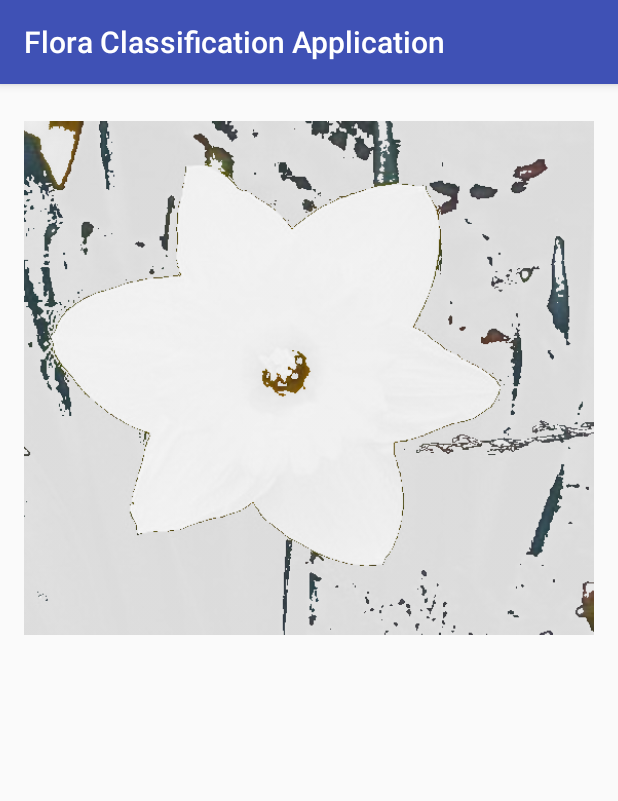
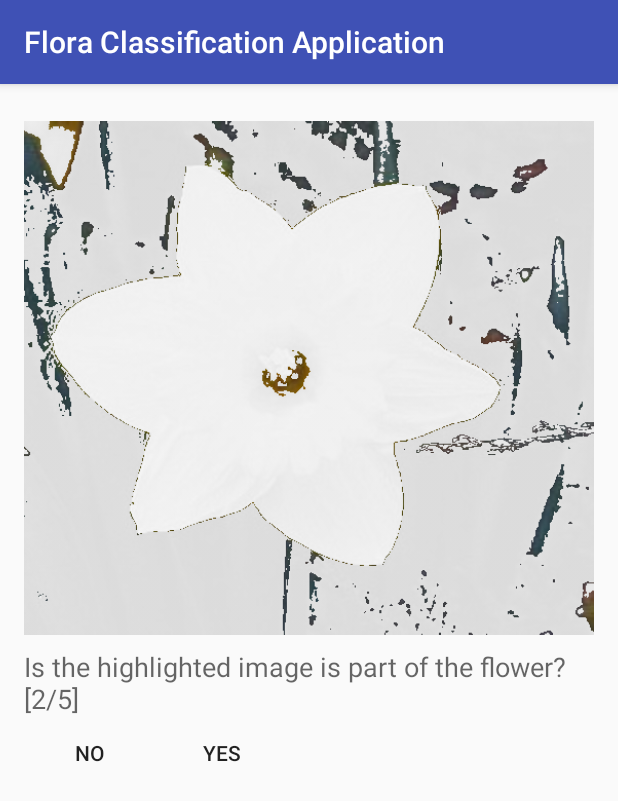
Before and after one commit to donmyrmi/floraclassificationapplication, an Android app: the screen it shows after launch (MainActivity), after a tap on "NO", on a phone screen of 412 x 824 dp. Shown: the top 801 px of the screen. Run offline under Robolectric (Android 15) with nearby library versions, the phone set to English and light mode, and no system bars.

Commit message:
Dialog as Activity
This was a failure.

```diff
--- a/app/src/main/java/com/sn/floraclassificationapplication/Flower.java
+++ b/app/src/main/java/com/sn/floraclassificationapplication/Flower.java
@@ -1,21 +1,21 @@
 package com.sn.floraclassificationapplication;
 
-import android.content.Context;
+import android.content.Intent;
 import android.graphics.Bitmap;
-import android.graphics.Color;
 import android.location.Location;
-import android.location.LocationManager;
 import android.support.v7.app.AppCompatActivity;
+import android.widget.ImageView;
+import android.widget.Toast;
 
 import com.sn.floraclassificationapplication.classifier.Classifier;
 import com.sn.floraclassificationapplication.classifier.Hu8Moments;
 import com.sn.floraclassificationapplication.classifier.RGBColorAverage;
 import com.sn.floraclassificationapplication.classifier.ShowValues;
+import com.sn.floraclassificationapplication.segmenter.ImageController;
 import com.sn.floraclassificationapplication.segmenter.SegmentationController;
+import java.util.ArrayList;
+import java.util.List;
 
-import java.util.ArrayList;
-import java.util.Calendar;
-import java.util.List;
 
 /**
  * Created by Nadav on 19-Nov-15.
@@ -29,19 +29,25 @@ public class Flower {
     private int color;
     private List<Location> locations;
     private int month;
-    private List<Classifier> classifiers;
-    Hu8Moments hu8MomentController = Hu8Moments.getInstance();
-    RGBColorAverage rgbColorAverage = RGBColorAverage.getInstance();
-    SegmentationController sm = SegmentationController.getInstance();
+    private Hu8Moments hu8MomentController = Hu8Moments.getInstance();
+    private RGBColorAverage rgbColorAverage = RGBColorAverage.getInstance();
+    private SegmentationController sm = SegmentationController.getInstance();
+    private ImageController ic = ImageController.getInstance();
     private static AppCompatActivity activity;
+    private ShowValues showValues;
 
-    public Flower(AppCompatActivity activity) {
-
+    public Flower(AppCompatActivity activity)  {
         locations = new ArrayList<Location>();
-        classifiers = new ArrayList<Classifier>();
+        //classifiers = new ArrayList<Classifier>();
         hu8Moments = new double[8];
         this.activity = activity;
+        sm = new SegmentationController();
         sm.setActivity(activity);
+        showValues = new ShowValues(activity, this);
+    }
+
+    public AppCompatActivity getActivity() {
+        return activity;
     }
 
     public int getId() {
@@ -73,7 +79,7 @@ public class Flower {
     }
 
     public void setFlowerImage(Bitmap flowerImage) {
-        this.flowerImage = flowerImage;
+        this.flowerImage = flowerImage.copy(flowerImage.getConfig(),true);
     }
 
     public void addLocation(Location location) {
@@ -103,7 +109,7 @@ public class Flower {
     }
 
     public void calcHu8Moments() {
-        this.hu8Moments = hu8MomentController.cal_moments(grayImage);
+        //this.hu8Moments = hu8MomentController.cal_moments(grayImage);
     }
 
     private void calcRGBAverages() {
@@ -111,17 +117,17 @@ public class Flower {
     }
 
     public void classify() {
-
-        calcHu8Moments();
+        setGrayImage(flowerImage);
+        hu8Moments = hu8MomentController.cal_moments(grayImage);
         calcRGBAverages();
-
-        ShowValues showValues = new ShowValues(activity, this);
+        Toast.makeText(activity, "Calculating...",Toast.LENGTH_LONG);
         showValues.show();
-
     }
 
+
+
     public void setGrayImage(Bitmap BWimage) {
-        this.grayImage = BWimage;
+        this.grayImage = BWimage.copy(BWimage.getConfig(),true);
     }
 
     public Bitmap getGrayImage() {
@@ -129,6 +135,6 @@ public class Flower {
     }
 
     public void segmentAndClassify() {
-        sm.segment(this);
+       sm.segment(this);
     }
 }
--- a/app/src/main/java/com/sn/floraclassificationapplication/classifier/Hu8Moments.java
+++ b/app/src/main/java/com/sn/floraclassificationapplication/classifier/Hu8Moments.java
@@ -2,8 +2,11 @@ package com.sn.floraclassificationapplication.classifier;
 
 import android.graphics.Bitmap;
 import android.graphics.Color;
+import android.support.v7.app.AppCompatActivity;
+import android.widget.ImageView;
 
 import com.sn.floraclassificationapplication.Flower;
+import com.sn.floraclassificationapplication.R;
 
 /**
  * Created by Nadav on 19-Nov-15.
@@ -17,6 +20,7 @@ public class Hu8Moments{
 
     public double[] cal_moments(Bitmap bi) {
         double[] moments = new double[8];
+
         Cent cent = new Cent(bi);
 
         int h = bi.getHeight();
@@ -48,6 +52,7 @@ public class Hu8Moments{
         moments[7] = scl[1][1] * ( Math.pow((scl[3][0] + scl[1][2] ),2) - Math.pow((scl[0][3] + scl[2][1]),2) ) - (scl[2][0] - scl[0][2]) * (scl[3][0] + scl[1][2]) * (scl[0][3] + scl[2][1]);
 
         return moments;
+
     }
 
     public double HuDistance(double[] hu1, double[] hu2)
--- a/app/src/main/java/com/sn/floraclassificationapplication/segmenter/SegmentationController.java
+++ b/app/src/main/java/com/sn/floraclassificationapplication/segmenter/SegmentationController.java
@@ -1,17 +1,18 @@
 package com.sn.floraclassificationapplication.segmenter;
 
-import android.app.AlertDialog;
-import android.content.DialogInterface;
+import android.app.Activity;
+import android.content.Intent;
 import android.graphics.Bitmap;
+import android.os.Bundle;
 import android.os.Handler;
 import android.support.v7.app.AppCompatActivity;
-import android.view.Gravity;
-import android.view.WindowManager;
+import android.view.View;
+import android.widget.Button;
 import android.widget.ImageView;
+import android.widget.TextView;
 import android.widget.Toast;
 import com.sn.floraclassificationapplication.Flower;
 import com.sn.floraclassificationapplication.R;
-
 
 public class SegmentationController {
     private static SegmentationController ourInstance = new SegmentationController();
@@ -25,19 +26,21 @@ public class SegmentationController {
     private static AppCompatActivity activity;
     private ImageView flowerView;
     private Flower segmentedFlower;
+    private TextView confTextView;
+    private Button buttonYes, buttonNo;
+    private View.OnClickListener onClickListenerNo, onClickListenerYes;
+    private Thread thread;
 
     public static SegmentationController getInstance() {
         return ourInstance;
     }
 
-    private SegmentationController() {
+    public SegmentationController() {
         ic = ImageController.getInstance();
         km = KMeans.getInstance();
     }
 
     public void segment(Flower segmentedFlower) {
-
-
         init();
         this.segmentedFlower = segmentedFlower;
         Bitmap bi = segmentedFlower.getFlowerImage();
@@ -45,59 +48,71 @@ public class SegmentationController {
         output = Bitmap.createBitmap(bi.getWidth(), bi.getHeight(), conf);
 
         cutOutImage(bi);
-
     }
 
     public void init()
     {
         currentSegment = 0;
-
+        buttonYes = (Button) activity.findViewById(R.id.confYesButton);
+        buttonNo = (Button) activity.findViewById(R.id.confNoButton);
+        confTextView = (TextView) activity.findViewById(R.id.confTextView);
 
         flowerSegments = new Bitmap[K];
         flowerView = (ImageView) activity.findViewById(R.id.flowerView);
+        hideDialog();
     }
 
     private void confirmSegmentation() {
+        flowerSegments = null;
+        bg_bi = null;
         flowerView.setImageBitmap(output);
-
-        final AlertDialog.Builder builder = new AlertDialog.Builder(activity);
-
-        builder.setTitle("Confirm");
-        builder.setMessage("Confirm segmentation?");
-        builder.setPositiveButton("Confirm", new DialogInterface.OnClickListener() {
-
-            public void onClick(DialogInterface dialog, int which) {
+        confTextView.setText("Confirm segmentation?");
+        confTextView.setVisibility(TextView.VISIBLE);
+        onClickListenerYes = new View.OnClickListener() {
+            @Override
+            public void onClick(View v) {
                 segmentedFlower.setFlowerImage(output);
-                dialog.dismiss();
                 continueToClassifier();
             }
-        });
-        builder.setNegativeButton("Repeat", new DialogInterface.OnClickListener() {
+        };
+        buttonYes.setOnClickListener(onClickListenerYes);
+        buttonYes.setVisibility(Button.VISIBLE);
 
+        onClickListenerNo = new View.OnClickListener() {
             @Override
-            public void onClick(DialogInterface dialog, int which) {
+            public void onClick(View v) {
                 segment(segmentedFlower);
             }
-        });
-
-        AlertDialog alert = builder.create();
-        WindowManager.LayoutParams wmlp = alert.getWindow().getAttributes();
-        wmlp.gravity = Gravity.BOTTOM;
-        alert.show();
+        };
+        buttonNo.setOnClickListener(onClickListenerNo);
+        buttonNo.setVisibility(Button.VISIBLE);
     }
 
+
     private void continueToClassifier() {
+        hideDialog();
         bg_bi = null;
-        Toast.makeText(activity.getApplicationContext(), "Calculating grayscale...", Toast.LENGTH_LONG).show();
-        segmentedFlower.setGrayImage(ic.toGrayscale(output));
-        flowerView.setImageBitmap(segmentedFlower.getGrayImage());
 
-        output = null;
-        flowerSegments = null;
-        Toast.makeText(activity.getApplicationContext(), "Done! Calculating variables...", Toast.LENGTH_LONG).show();
+        thread = new Thread(){
+            @Override
+            public void run() {
+                try {
+                    segmentedFlower.setFlowerImage(output);
+                    output = null;
+                } catch (Exception e) {}
+                activity.runOnUiThread(new Runnable() {
 
-        segmentedFlower.classify();
+                    @Override
+                    public void run() {
+                        segmentedFlower.classify();
+                    }
+                });
+            }
+        };
+        thread.start();
+
     }
+
 
     private void cutOutImage(Bitmap bi) {
 
@@ -106,73 +121,38 @@ public class SegmentationController {
         flowerView.setImageBitmap(bg_bi);
 
         flowerSegments = km.KMeans(bi, K);
-
-        Handler mHandler = new Handler();
-        mHandler.postDelayed(new Runnable() {
-            @Override
-            public void run() {
-                askSegmentPart();
-            }
-        }, 150);
+        askSegmentPart();
     }
 
-    private void askSegmentPart()
-    {
+    private void askSegmentPart() {
         Bitmap temp = ic.overlay(flowerSegments[currentSegment], output);
         flowerView.setImageBitmap(ic.overlay(bg_bi, temp));
-        Handler mHandler = new Handler();
-        mHandler.postDelayed(new Runnable() {
+
+        confTextView.setText("Is the highlighted image is part of the flower? [" + (currentSegment + 1) + "/" + K + "]");
+        confTextView.setVisibility(TextView.VISIBLE);
+        onClickListenerYes = new View.OnClickListener() {
             @Override
-            public void run() {
-                popupSegmentDialog();
-            }
-        }, 1500);
-    }
-
-    private void popupSegmentDialog() {
-        AlertDialog.Builder builder = new AlertDialog.Builder(activity);
-
-        builder.setTitle("Confirm");
-        builder.setMessage("Is the highlighted image is part of the flower? [" + (currentSegment + 1) + "/" + K + "]");
-
-        builder.setPositiveButton("YES", new DialogInterface.OnClickListener() {
-
-            public void onClick(DialogInterface dialog, int which) {
+            public void onClick(View v) {
                 output = ic.overlay(output, flowerSegments[currentSegment]);
                 continueSegmenting();
+            }
+        };
+        buttonYes.setOnClickListener(onClickListenerYes);
+        buttonYes.setVisibility(Button.VISIBLE);
 
-            }
-
-        });
-
-        builder.setNegativeButton("NO", new DialogInterface.OnClickListener() {
-
+        onClickListenerNo = new View.OnClickListener() {
             @Override
-            public void onClick(DialogInterface dialog, int which) {
-                //dialog.dismiss();
+            public void onClick(View v) {
                 continueSegmenting();
             }
-        });
-
-        builder.setOnCancelListener(
-                new DialogInterface.OnCancelListener() {
-                    @Override
-                    public void onCancel(DialogInterface dialog) {
-                        currentSegment--;
-                        continueSegmenting();
-                    }
-                }
-        );
-
-        AlertDialog alert = builder.create();
-        alert.setCanceledOnTouchOutside(true);
-        WindowManager.LayoutParams wmlp = alert.getWindow().getAttributes();
-        wmlp.gravity = Gravity.BOTTOM;
-        alert.show();
+        };
+        buttonNo.setOnClickListener(onClickListenerNo);
+        buttonNo.setVisibility(Button.VISIBLE);
     }
 
     public void continueSegmenting()
     {
+        hideDialog();
         if (currentSegment < K-1)
         {
             currentSegment++;
@@ -182,14 +162,10 @@ public class SegmentationController {
         }
     }
 
-    public void toastSegmenting() {
-        activity.runOnUiThread(new Runnable() {
-            @Override
-            public void run() {
-                Toast.makeText(activity.getApplicationContext(), "Please hold while I segment the image...", Toast.LENGTH_LONG).show();
-            }
-        });
-        flowerView.setImageBitmap(bg_bi);
+    public void hideDialog() {
+        buttonYes.setVisibility(Button.GONE);
+        buttonNo.setVisibility(Button.GONE);
+        confTextView.setVisibility(TextView.GONE);
     }
 
     public void setActivity(AppCompatActivity activity) {
--- a/app/src/main/res/layout/activity_main.xml
+++ b/app/src/main/res/layout/activity_main.xml
@@ -21,13 +21,40 @@
             android:layout_alignParentEnd="true" />
 
         <LinearLayout
-            android:orientation="horizontal"
+            android:orientation="vertical"
             android:layout_width="match_parent"
             android:layout_height="match_parent"
             android:layout_alignParentBottom="true"
             android:layout_alignParentStart="true"
             android:weightSum="1">
 
+            <TextView
+                android:layout_width="wrap_content"
+                android:layout_height="wrap_content"
+                android:textAppearance="?android:attr/textAppearanceMedium"
+                android:text="confText"
+                android:id="@+id/confTextView" />
+
+            <LinearLayout
+                android:orientation="horizontal"
+                android:layout_width="match_parent"
+                android:layout_height="wrap_content" >
+
+                <Button
+                    style="@android:style/Holo.Light.ButtonBar.AlertDialog"
+                    android:layout_width="wrap_content"
+                    android:layout_height="wrap_content"
+                    android:text="No"
+                    android:id="@+id/confNoButton" />
+
+                <Button
+                    style="@android:style/Holo.Light.ButtonBar"
+                    android:layout_width="wrap_content"
+                    android:layout_height="wrap_content"
+                    android:text="Yes"
+                    android:id="@+id/confYesButton" />
+            </LinearLayout>
+
         </LinearLayout>
 
     </LinearLayout>
```
Also changed, not shown: app/src/main/res/layout/confirm_dialog.xml (deleted, +0 -35 lines).
